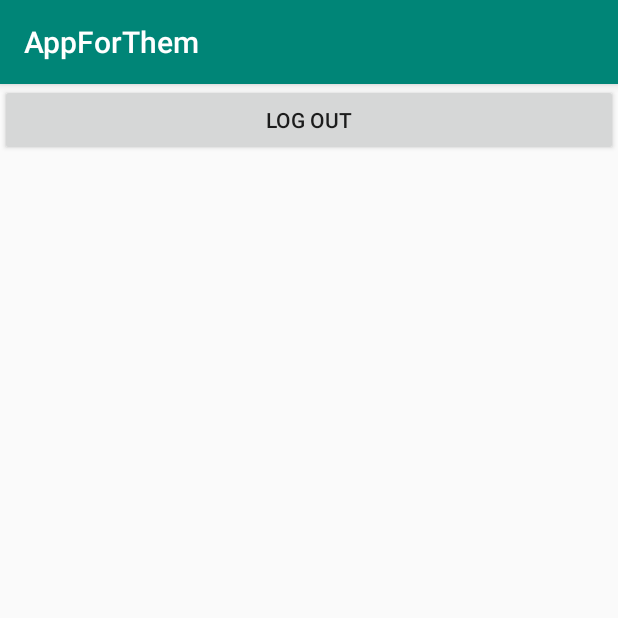
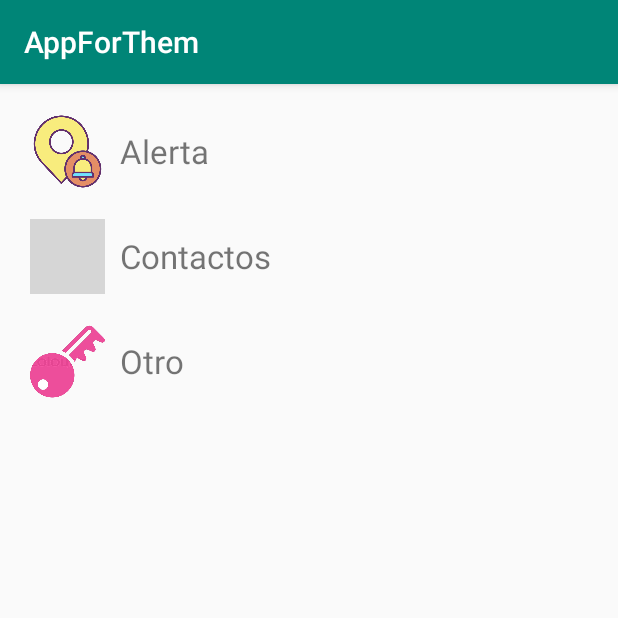
Before and after one commit to Nathan2305/TheTesis2019forThem, an Android app: the Ajustes screen opened directly, with no data from a screen before it, on a phone screen of 412 x 824 dp, the top half of it. Run offline under Robolectric (Android 15) with nearby library versions, the phone set to English and light mode, and no system bars; grey boxes are pictures that could not be loaded.

Commit message:
Implementación del Activity Ajustes

```diff
--- a/app/src/main/java/com/example/appforthem/Activities/Ajustes.java
+++ b/app/src/main/java/com/example/appforthem/Activities/Ajustes.java
@@ -1,30 +1,48 @@
 package com.example.appforthem.Activities;
 
-import android.content.Intent;
+
+import android.support.annotation.NonNull;
 import android.support.v7.app.AppCompatActivity;
 import android.os.Bundle;
+import android.support.v7.widget.LinearLayoutManager;
+import android.support.v7.widget.RecyclerView;
+import android.view.MotionEvent;
 import android.view.View;
-import android.widget.Toast;
 
-import com.backendless.Backendless;
-import com.backendless.BackendlessUser;
-import com.backendless.async.callback.AsyncCallback;
-import com.backendless.exceptions.BackendlessException;
-import com.backendless.exceptions.BackendlessFault;
+import com.example.appforthem.Clases.AdapterForAjustes;
+import com.example.appforthem.Clases.BackendlessGeoUtils;
+import com.example.appforthem.Clases.BackendlessHelperUtils;
 import com.example.appforthem.Clases.BackendlessSettings;
-import com.example.appforthem.Clases.UserSessionManager;
 import com.example.appforthem.R;
 
-import static com.example.appforthem.Activities.HomeActivity.sharedPreferences;
-import static com.example.appforthem.Activities.HomeActivity.whereActivity;
-import static com.example.appforthem.Activities.LoginActivity.backendlessUser;
 
 public class Ajustes extends AppCompatActivity {
-public static boolean isLogout=false;
+    public static boolean isLogout = false;
+    RecyclerView listaAjustes;
+    RecyclerView.LayoutManager layoutManager;
+
     @Override
     protected void onCreate(Bundle savedInstanceState) {
         super.onCreate(savedInstanceState);
         setContentView(R.layout.activity_ajustes);
+        listaAjustes = findViewById(R.id.lista_ajustes);
+        layoutManager = new LinearLayoutManager(getApplicationContext());
+        AdapterForAjustes adapterForAjustes = new AdapterForAjustes(getApplicationContext());
+        listaAjustes.setLayoutManager(layoutManager);
+        listaAjustes.setAdapter(adapterForAjustes);
+        listaAjustes.hasFixedSize();
+        adapterForAjustes.setOnItemClickListener(new AdapterForAjustes.OnItemClickListener() {
+            @Override
+            public void onItemClick(int position) {
+                //changeItem(position, "Clicked");
+                BackendlessSettings.showToast(getApplicationContext(),"PRESIONASTE "+ position);
+            }
+
+            @Override
+            public void onDeleteClick(int position) {
+                //removeItem(position);
+            }
+        });
 
     }
 
--- /dev/null
+++ b/app/src/main/java/com/example/appforthem/Clases/AdapterForAjustes.java
@@ -0,0 +1,85 @@
+package com.example.appforthem.Clases;
+
+import android.content.Context;
+import android.support.annotation.NonNull;
+import android.support.v7.widget.RecyclerView;
+import android.view.LayoutInflater;
+import android.view.View;
+import android.view.ViewGroup;
+import android.widget.ImageView;
+import android.widget.TextView;
+
+import com.example.appforthem.R;
+
+import java.util.ArrayList;
+
+public class AdapterForAjustes extends RecyclerView.Adapter<AdapterForAjustes.ViewHolder> {
+    private Context context;
+    ArrayList<Ajuste> listaAjustes;
+    private OnItemClickListener mListener;
+
+    public AdapterForAjustes(Context context) {
+        this.context = context;
+        initList();
+    }
+
+
+    @NonNull
+    @Override
+    public ViewHolder onCreateViewHolder(@NonNull ViewGroup viewGroup, int i) {
+        View v = LayoutInflater.from(viewGroup.getContext()).inflate(R.layout.lista_ajustes, viewGroup, false);
+        return new ViewHolder(v,mListener);
+    }
+
+    @Override
+    public void onBindViewHolder(@NonNull ViewHolder viewHolder, int i) {
+        viewHolder.item.setText(listaAjustes.get(i).getTitle());
+        viewHolder.icon.setImageResource(listaAjustes.get(i).getIcon());
+        viewHolder.itemView.setTag(listaAjustes);
+    }
+
+    @Override
+    public int getItemCount() {
+        return listaAjustes.size();
+    }
+
+
+    public static class ViewHolder extends RecyclerView.ViewHolder {
+        //   public ImageView foto_helper;
+        public TextView item;
+        public ImageView icon;
+
+        public ViewHolder(View itemView,final OnItemClickListener listener) {
+            super(itemView);
+            item = itemView.findViewById(R.id.title);
+            icon = itemView.findViewById(R.id.icon);
+            itemView.setOnClickListener(new View.OnClickListener() {
+                @Override
+                public void onClick(View v) {
+                    if (listener != null) {
+                        int position = getAdapterPosition();
+                        if (position != RecyclerView.NO_POSITION) {
+                            listener.onItemClick(position);
+                        }
+                    }
+                }
+            });
+        }
+    }
+
+
+    private void initList() {
+        listaAjustes = new ArrayList<>();
+        listaAjustes.add(new Ajuste("Alerta", R.drawable.alerta));
+        listaAjustes.add(new Ajuste("Contactos", R.drawable.map_icon));
+        listaAjustes.add(new Ajuste("Otro", R.drawable.key_icon));
+    }
+
+    public interface OnItemClickListener {
+        void onItemClick(int position);
+        void onDeleteClick(int position);
+    }
+    public void setOnItemClickListener(OnItemClickListener listener) {
+        mListener = listener;
+    }
+}
--- /dev/null
+++ b/app/src/main/java/com/example/appforthem/Clases/Ajuste.java
@@ -0,0 +1,27 @@
+package com.example.appforthem.Clases;
+
+public class Ajuste {
+    private String title;
+    private int icon;
+
+    public Ajuste(String title, int icon) {
+        this.title = title;
+        this.icon = icon;
+    }
+
+    public String getTitle() {
+        return title;
+    }
+
+    public void setTitle(String title) {
+        this.title = title;
+    }
+
+    public int getIcon() {
+        return icon;
+    }
+
+    public void setIcon(int icon) {
+        this.icon = icon;
+    }
+}
--- a/app/src/main/java/com/example/appforthem/Clases/BackendlessHelperUtils.java
+++ b/app/src/main/java/com/example/appforthem/Clases/BackendlessHelperUtils.java
@@ -16,7 +16,7 @@ import java.util.List;
 public class BackendlessHelperUtils {
 
 /*
-    public static List<BackendlessUser> findHelpersFromBackend(Context context, List<Helper> list) {
+    public static List<BackendlessUser> findHelpersFromBackend(Context context, List<Helper> listaAjustes) {
        final List<BackendlessUser> helpers = null;
         Backendless.initApp(context, BackendlessSettings.APPLICATION_ID_HELPERS, BackendlessSettings.ANDROID_SECRET_KEY_HELPERS);
         Backendless.Data.of(BackendlessUser.class).find(new AsyncCallback<List<BackendlessUser>>() {
--- a/app/src/main/java/com/example/appforthem/Clases/BackendlessSettings.java
+++ b/app/src/main/java/com/example/appforthem/Clases/BackendlessSettings.java
@@ -12,6 +12,6 @@ public class BackendlessSettings {
 
 
     public static void showToast(Context context,String msg){
-        Toast.makeText(context,msg,Toast.LENGTH_LONG).show();
+        Toast.makeText(context,msg,Toast.LENGTH_SHORT).show();
     }
 }
--- a/app/src/main/res/layout/activity_ajustes.xml
+++ b/app/src/main/res/layout/activity_ajustes.xml
@@ -3,22 +3,16 @@
     xmlns:app="http://schemas.android.com/apk/res-auto"
     xmlns:tools="http://schemas.android.com/tools"
     android:layout_gravity="center"
+    android:padding="10dp"
     android:layout_width="match_parent"
     android:layout_height="match_parent"
     tools:context=".Activities.Ajustes">
 
-    <LinearLayout
-        android:layout_width="match_parent"
-        android:layout_height="wrap_content"
-        android:orientation="vertical"
-        tools:ignore="MissingConstraints">
+   <android.support.v7.widget.RecyclerView
+       android:id="@+id/lista_ajustes"
+       android:layout_width="match_parent"
+       android:layout_height="match_parent">
 
-        <Button
-            android:gravity="center"
-            android:onClick="Logout"
-            android:layout_width="match_parent"
-            android:layout_height="wrap_content"
-            android:text="LOG OUT" />
-    </LinearLayout>
+   </android.support.v7.widget.RecyclerView>
 
 </android.support.constraint.ConstraintLayout>
--- /dev/null
+++ b/app/src/main/res/layout/lista_ajustes.xml
@@ -0,0 +1,25 @@
+<?xml version="1.0" encoding="utf-8"?>
+<android.support.constraint.ConstraintLayout xmlns:tools="http://schemas.android.com/tools"
+    android:padding="10dp"
+    xmlns:android="http://schemas.android.com/apk/res/android" android:layout_width="match_parent"
+    android:layout_height="wrap_content">
+<LinearLayout
+    android:gravity="center_vertical"
+    android:orientation="horizontal"
+    android:layout_width="match_parent"
+    android:layout_height="wrap_content"
+    tools:ignore="MissingConstraints">
+
+    <ImageView
+        android:id="@+id/icon"
+        android:layout_width="50dp"
+        android:layout_height="50dp" />
+    <TextView
+        android:id="@+id/title"
+        android:layout_margin="10dp"
+        android:textSize="22sp"
+        android:layout_width="wrap_content"
+        android:layout_height="wrap_content" />
+</LinearLayout>
+
+</android.support.constraint.ConstraintLayout>
--- a/app/src/main/res/values/colors.xml
+++ b/app/src/main/res/values/colors.xml
@@ -13,4 +13,5 @@
     <color name="colorNaranja">#FF9800</color>
     <color name="translucent">#0000ffff</color>
     <color name="progressBar">#EEFF41</color>
+    <color name="disableView">#C2BFBF</color>
 </resources>
```
Also changed, not shown: app/src/main/java/com/example/appforthem/Activities/HomeActivity.java (+39 -21 lines), app/src/main/java/com/example/appforthem/Activities/MapsActivity.java (+43 -0 lines), app/src/main/java/com/example/appforthem/Clases/BackendlessGeoUtils.java (+16 -0 lines), app/src/main/java/com/example/appforthem/Clases/ServiceMap.java (+34 -17 lines), app/src/main/res/values/styles.xml (+7 -0 lines).
